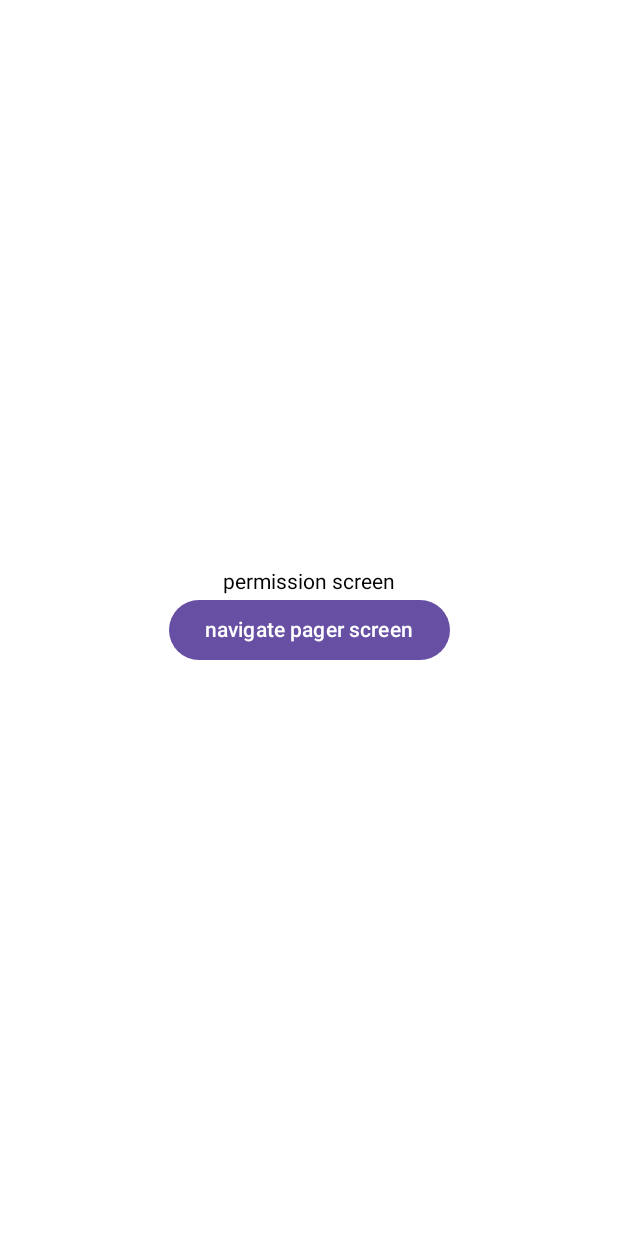
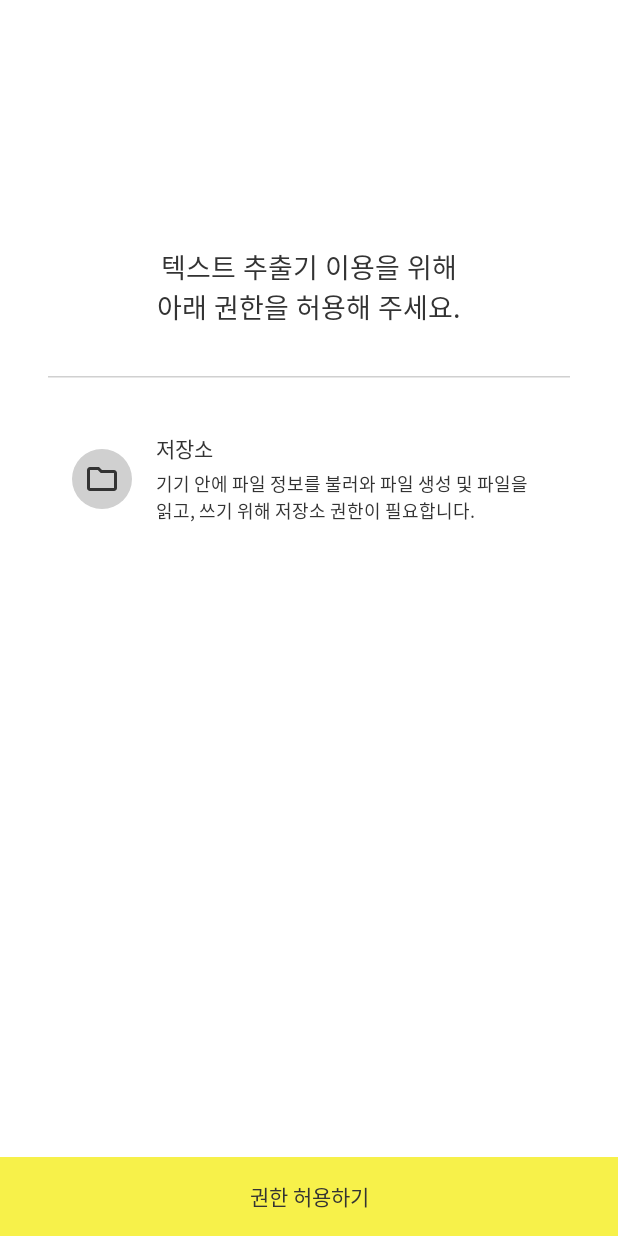
Before and after one commit to ImGaram/Text-Extractor, an Android app built with Jetpack Compose: the @Preview function PermissionScreenPreview, on a phone screen of 412 x 824 dp. Run offline under Robolectric (Android 15) with nearby library versions, the phone set to English and light mode, and no system bars.

Commit message:
:sparkles: :: 권한 화면 기능 구현

```diff
--- a/app/src/main/java/com/caramm/textextractor/feature/permission/PermissionScreen.kt
+++ b/app/src/main/java/com/caramm/textextractor/feature/permission/PermissionScreen.kt
@@ -1,29 +1,119 @@
 package com.caramm.textextractor.feature.permission
 
-import androidx.compose.foundation.layout.Arrangement
+import android.Manifest
+import android.content.Intent
+import android.net.Uri
+import android.os.Build
+import android.os.Environment
+import android.provider.Settings
+import androidx.activity.compose.rememberLauncherForActivityResult
+import androidx.activity.result.contract.ActivityResultContracts
 import androidx.compose.foundation.layout.Column
+import androidx.compose.foundation.layout.Spacer
 import androidx.compose.foundation.layout.fillMaxSize
-import androidx.compose.material3.Button
-import androidx.compose.material3.Text
+import androidx.compose.foundation.layout.fillMaxWidth
+import androidx.compose.foundation.layout.padding
+import androidx.compose.material3.HorizontalDivider
 import androidx.compose.runtime.Composable
+import androidx.compose.runtime.LaunchedEffect
+import androidx.compose.runtime.mutableStateOf
+import androidx.compose.runtime.remember
 import androidx.compose.ui.Alignment
 import androidx.compose.ui.Modifier
+import androidx.compose.ui.graphics.RectangleShape
+import androidx.compose.ui.graphics.vector.ImageVector
+import androidx.compose.ui.platform.LocalContext
+import androidx.compose.ui.res.vectorResource
+import androidx.compose.ui.text.style.TextAlign
 import androidx.compose.ui.tooling.preview.Preview
+import androidx.compose.ui.unit.dp
+import com.caramm.textextractor.BuildConfig
+import com.caramm.textextractor.R
+import com.caramm.textextractor.common.utils.getHeight
+import com.caramm.textextractor.core.designsystem.TextExtractorButton
+import com.caramm.textextractor.core.designsystem.TextExtractorText
+import com.caramm.textextractor.feature.permission.component.PermissionInfo
+import com.caramm.textextractor.ui.theme.TextExtractorTheme
+import com.google.accompanist.permissions.ExperimentalPermissionsApi
+import com.google.accompanist.permissions.rememberMultiplePermissionsState
 
+@OptIn(ExperimentalPermissionsApi::class)
 @Composable
 fun PermissionScreen(navigateToPager: () -> Unit) {
+    val context = LocalContext.current
+    val screenHeight = getHeight(context.resources)
+
+    val permissionState = rememberMultiplePermissionsState(
+        permissions = if (Build.VERSION.SDK_INT <= Build.VERSION_CODES.Q) {
+            listOf(
+                Manifest.permission.WRITE_EXTERNAL_STORAGE,
+                Manifest.permission.READ_EXTERNAL_STORAGE,
+            )
+        } else emptyList()
+    )
+    val hasPermission = remember { mutableStateOf(false) }
+    val manageAllFilesLauncher = rememberLauncherForActivityResult(ActivityResultContracts.StartActivityForResult()) {
+        hasPermission.value = if (Build.VERSION.SDK_INT >= Build.VERSION_CODES.R)
+            Environment.isExternalStorageManager()
+        else permissionState.allPermissionsGranted
+    }
+
+    LaunchedEffect(hasPermission.value, permissionState.allPermissionsGranted) {
+        if (hasPermission.value || permissionState.allPermissionsGranted) navigateToPager()
+    }
+
     Column(
         modifier = Modifier.fillMaxSize(),
-        verticalArrangement = Arrangement.Center,
         horizontalAlignment = Alignment.CenterHorizontally
     ) {
-        Text("permission screen")
+        TextExtractorText(
+            text = "텍스트 추출기 이용을 위해\n아래 권한을 허용해 주세요.",
+            modifier = Modifier.padding(top = (screenHeight * 0.2).dp),
+            style = TextExtractorTheme.type.medium18,
+            textAlign = TextAlign.Center
+        )
 
-        Button(
-            onClick = navigateToPager
-        ) {
-            Text("navigate pager screen")
-        }
+        HorizontalDivider(
+            modifier = Modifier
+                .fillMaxWidth()
+                .padding(
+                    start = 32.dp,
+                    top = (screenHeight * 0.04).dp,
+                    end = 32.dp,
+                    bottom = (screenHeight * 0.04).dp
+                ),
+            color = TextExtractorTheme.colors.gray
+        )
+
+        PermissionInfo(
+            modifier = Modifier
+                .fillMaxWidth()
+                .padding(horizontal = 48.dp),
+            iconVector = ImageVector.vectorResource(R.drawable.ic_folder),
+            iconTint = TextExtractorTheme.colors.text,
+            title = "저장소",
+            description = "기기 안에 파일 정보를 불러와 파일 생성 및 파일을 읽고, 쓰기 위해 저장소 권한이 필요합니다."
+        )
+
+        Spacer(modifier = Modifier.weight(1f))
+
+        TextExtractorButton(
+            onClick = {
+                if (Build.VERSION.SDK_INT >= Build.VERSION_CODES.R) {
+                    val intent = Intent().apply {
+                        action = Settings.ACTION_MANAGE_APP_ALL_FILES_ACCESS_PERMISSION
+                        data = Uri.parse("package:${BuildConfig.APPLICATION_ID}")
+                    }
+                    manageAllFilesLauncher.launch(intent)
+                } else {
+                    permissionState.launchMultiplePermissionRequest()
+                }
+            },
+            modifier = Modifier.fillMaxWidth(),
+            text = "권한 허용하기",
+            shape = RectangleShape,
+            containerColor = TextExtractorTheme.colors.yellow
+        )
     }
 }
 
```
